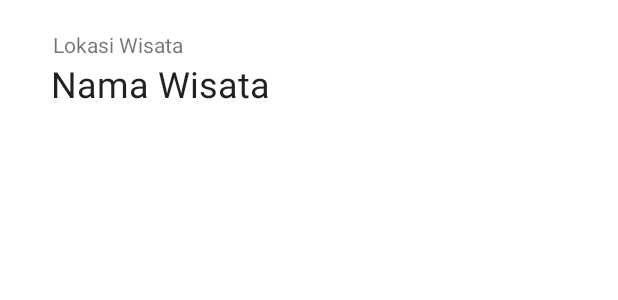
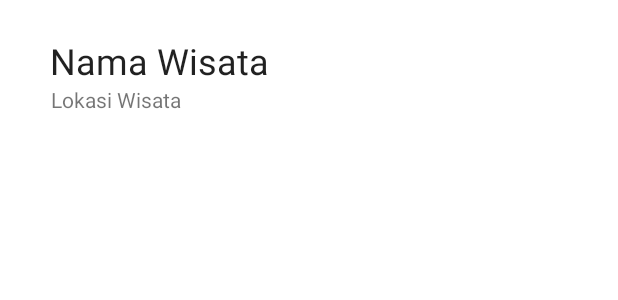
Before and after one commit to theodorus96/UGD3_13, an Android app: the layout rv_wisata.xml on its own in the app's theme, with its tools: preview values and no code run, on a phone screen of 412 x 824 dp. Shown: the top 300 px of the screen. Run offline under Robolectric (Android 15) with nearby library versions, the phone set to English and light mode, and no system bars.

Commit message:
terbaru 2

```diff
--- a/app/src/main/java/com/example/coba/RegisterActivity.kt
+++ b/app/src/main/java/com/example/coba/RegisterActivity.kt
@@ -3,7 +3,6 @@ import android.content.Intent
 import androidx.appcompat.app.AppCompatActivity
 import android.os.Bundle
 import android.widget.Button
-import androidx.core.view.isEmpty
 import androidx.constraintlayout.widget.ConstraintLayout
 import com.google.android.material.textfield.TextInputEditText
 import com.google.android.material.textfield.TextInputLayout
@@ -91,7 +90,7 @@ class RegisterActivity : AppCompatActivity() {
                 mBundle.putString("bornDate", vBorndate.getEditText()?.getText().toString())
                 mBundle.putString("phone", vPhone.getEditText()?.getText().toString())
 
-                intent.putExtras(mBundle)
+                intent.putExtra("register",mBundle)
                 startActivity(intent)
             }
 
--- a/app/src/main/res/layout/activity_home.xml
+++ b/app/src/main/res/layout/activity_home.xml
@@ -7,15 +7,15 @@
     android:layout_height="match_parent"
     tools:context=".HomeActivity">
 
-    <FrameLayout
+    <androidx.fragment.app.FragmentContainerView
         android:id="@+id/flFragment"
         android:layout_width="match_parent"
-        android:layout_height="0dp"
+        android:layout_height="654dp"
         app:layout_constraintBottom_toTopOf="@+id/bottom_navigation"
         app:layout_constraintEnd_toEndOf="parent"
         app:layout_constraintHorizontal_bias="0.5"
         app:layout_constraintStart_toStartOf="parent"
-        app:layout_constraintTop_toTopOf="parent"/>
+        app:layout_constraintTop_toTopOf="parent" />
 
     <com.google.android.material.bottomnavigation.BottomNavigationView
         android:id="@+id/bottom_navigation"
--- a/app/src/main/res/layout/rv_wisata.xml
+++ b/app/src/main/res/layout/rv_wisata.xml
@@ -1,6 +1,7 @@
 <?xml version="1.0" encoding="utf-8"?>
 <androidx.constraintlayout.widget.ConstraintLayout xmlns:android="http://schemas.android.com/apk/res/android"
     xmlns:app="http://schemas.android.com/apk/res-auto"
+    xmlns:tools="http://schemas.android.com/tools"
     android:layout_width="match_parent"
     android:layout_height="wrap_content"
     android:orientation="vertical"
@@ -11,21 +12,23 @@
         style="@style/TextAppearance.MaterialComponents.Headline5"
         android:layout_width="wrap_content"
         android:layout_height="wrap_content"
-        android:layout_marginStart="14dp"
+        android:layout_marginTop="4dp"
         android:text="Nama Wisata"
-        app:layout_constraintBottom_toBottomOf="parent"
-        app:layout_constraintStart_toStartOf="parent"/>
+        app:layout_constraintEnd_toEndOf="parent"
+        app:layout_constraintHorizontal_bias="0.059"
+        app:layout_constraintStart_toStartOf="parent"
+        app:layout_constraintTop_toTopOf="parent" />
 
     <TextView
         android:id="@+id/tv_lokasi_wisata"
         android:layout_width="wrap_content"
         android:layout_height="wrap_content"
         android:text="Lokasi Wisata"
-        app:layout_constraintBottom_toTopOf="@+id/tv_nama_wisata"
+        app:layout_constraintBottom_toBottomOf="parent"
         app:layout_constraintEnd_toEndOf="parent"
-        app:layout_constraintHorizontal_bias="0.054"
+        app:layout_constraintHorizontal_bias="0.049"
         app:layout_constraintStart_toStartOf="parent"
-        app:layout_constraintTop_toTopOf="parent"
-        app:layout_constraintVertical_bias="0.761"/>
+        app:layout_constraintTop_toBottomOf="@+id/tv_nama_wisata"
+        app:layout_constraintVertical_bias="0.238" />
 
 </androidx.constraintlayout.widget.ConstraintLayout>
```
Also changed, not shown: app/src/main/java/com/example/coba/HomeActivity.kt (+12 -1 lines), app/src/main/java/com/example/coba/MainActivity.kt (+5 -3 lines).
